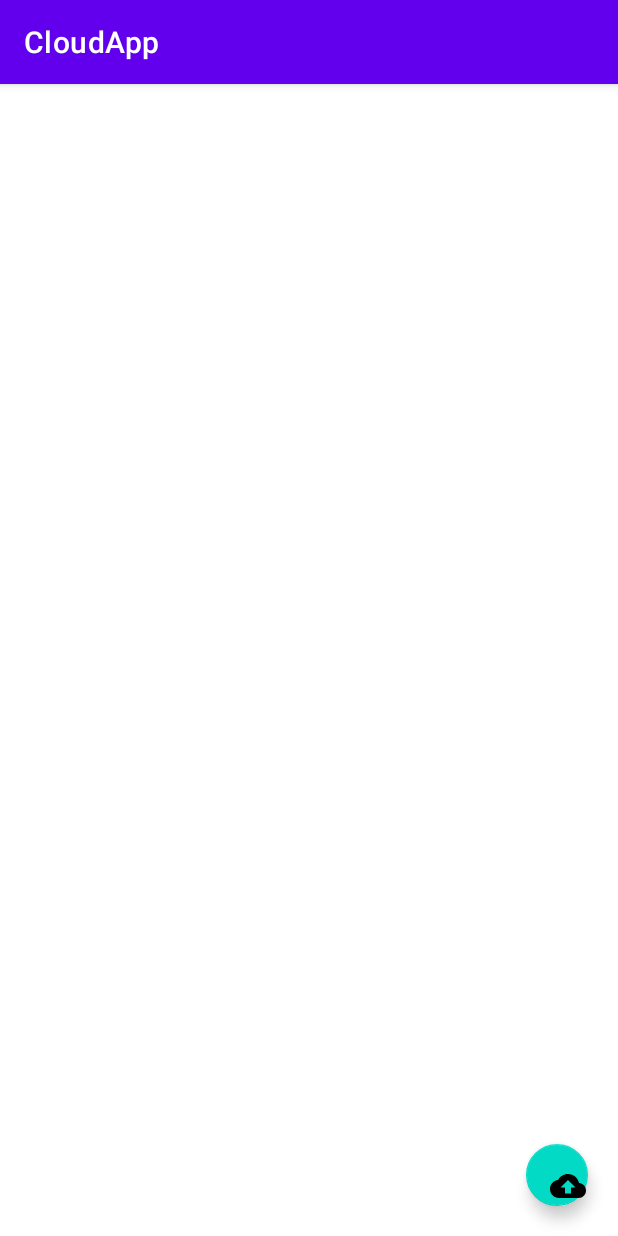
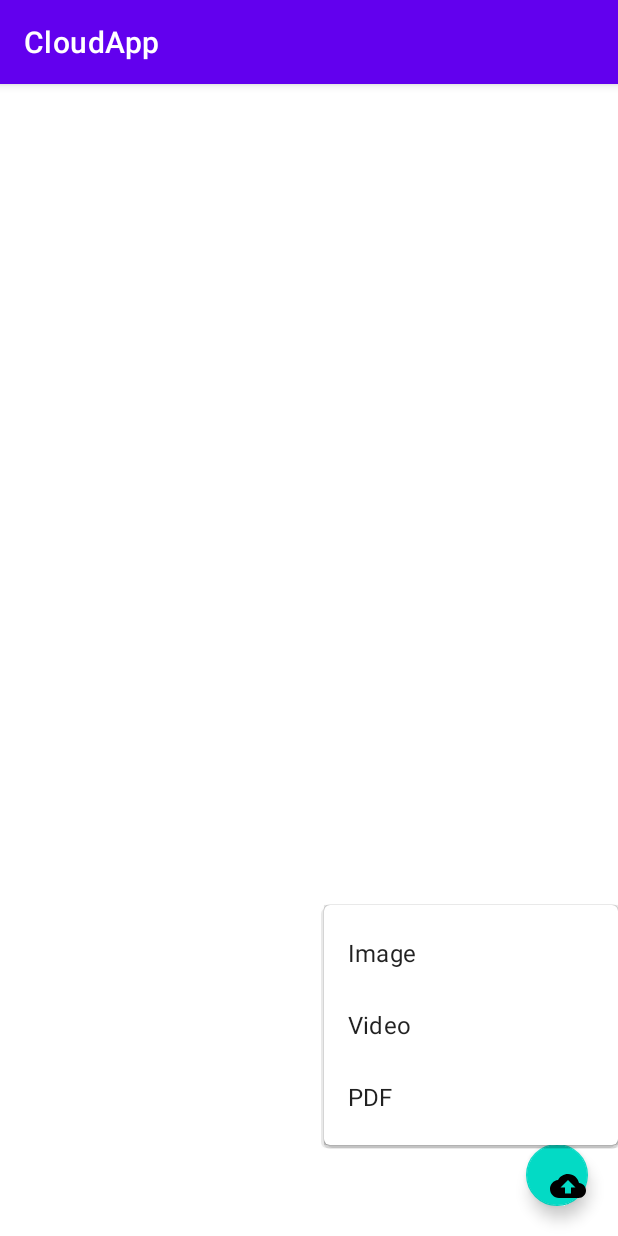
Before and after one commit to PatrykMCoder/CloudApp, an Android app: the FilesFragment screen opened through its navigation route, after a tap on an icon or button, on a phone screen of 412 x 824 dp. Run offline under Robolectric (Android 15) with nearby library versions, the phone set to English and light mode, and no system bars; our stand-ins replace Firebase (no records; nobody signed in at launch, a user with empty details on screens opened directly).

Commit message:
Create upload type of files: image, video and PDF

```diff
--- a/app/src/main/java/com/pmprogramms/cloudapp/helpers/Codes.kt
+++ b/app/src/main/java/com/pmprogramms/cloudapp/helpers/Codes.kt
@@ -2,6 +2,8 @@ package com.pmprogramms.cloudapp.helpers
 
 class Codes {
     companion object {
-        val FILE_CODE_RESULT = 10001
+        val IMAGE_CODE_RESULT = 10001
+        val VIDEO_CODE_RESULT = 10002
+        val PDF_CODE_RESULT = 10003
     }
 }
--- a/app/src/main/java/com/pmprogramms/cloudapp/viewmodel/FirebaseViewModel.kt
+++ b/app/src/main/java/com/pmprogramms/cloudapp/viewmodel/FirebaseViewModel.kt
@@ -5,6 +5,7 @@ import android.net.Uri
 import androidx.lifecycle.AndroidViewModel
 import androidx.lifecycle.MutableLiveData
 import androidx.lifecycle.viewModelScope
+import com.pmprogramms.cloudapp.helpers.FileType
 import com.pmprogramms.cloudapp.model.User
 import com.pmprogramms.cloudapp.repository.FirebaseRepository
 import kotlinx.coroutines.Dispatchers
@@ -24,8 +25,8 @@ class FirebaseViewModel(application: Application) : AndroidViewModel(application
         return repository.createUserWithEmail(email, password)
     }
 
-    fun uploadFile(filePath: Uri) {
-        repository.uploadFile(filePath)
+    fun uploadFile(fileType: FileType, filePath: Uri) {
+        repository.uploadFile(fileType, filePath)
     }
 
     fun logoutUser() {
--- /dev/null
+++ b/app/src/main/res/menu/menu_upload.xml
@@ -0,0 +1,14 @@
+<?xml version="1.0" encoding="utf-8"?>
+<menu xmlns:android="http://schemas.android.com/apk/res/android">
+    <item
+        android:id="@+id/upload_image"
+        android:title="@string/image" />
+
+    <item
+        android:id="@+id/upload_video"
+        android:title="@string/video" />
+
+    <item
+        android:id="@+id/upload_pdf"
+        android:title="@string/pdf" />
+</menu>
--- a/app/src/main/res/values/strings.xml
+++ b/app/src/main/res/values/strings.xml
@@ -6,4 +6,7 @@
     <string name="password">password</string>
     <string name="login">Login</string>
     <string name="register">Register</string>
+    <string name="image">Image</string>
+    <string name="video">Video</string>
+    <string name="pdf">PDF</string>
 </resources>
```
Also changed, not shown: app/src/main/java/com/pmprogramms/cloudapp/fragment/FilesFragment.kt (+61 -10 lines), app/src/main/java/com/pmprogramms/cloudapp/repository/FirebaseRepository.kt (+16 -2 lines).
